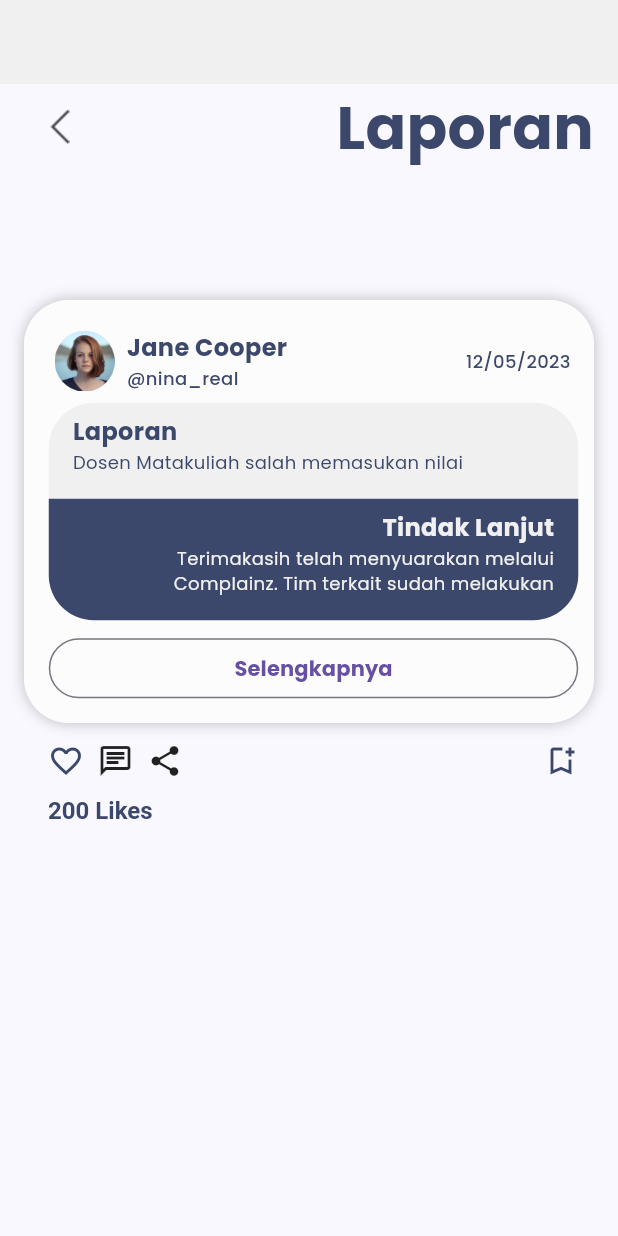
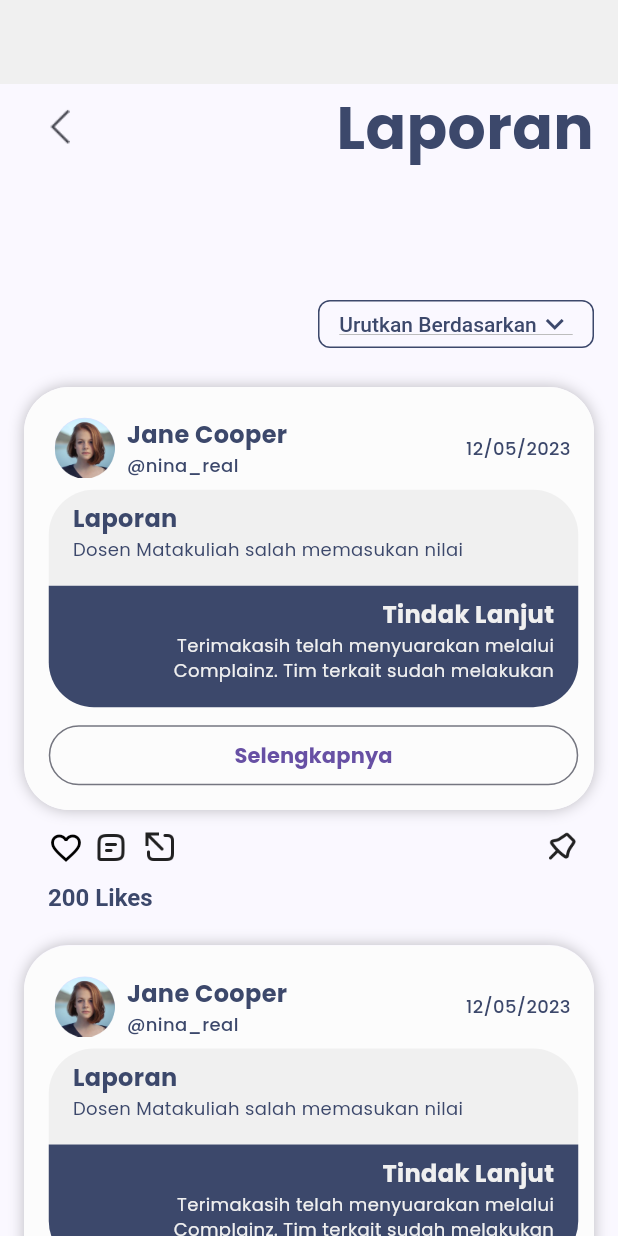
Before and after one commit to Capstone-Alta-19/flutter-ecomplaint, a Flutter app: the screen it shows after launch, on a phone screen of 412 x 824 dp. Run offline on Flutter 3.47's test engine with Material 2 defaults, Android fonts, the phone set to English and light mode, and no system bars; drawn by our look-alikes of like_button; our stand-ins replace introduction_screen.

Commit message:
Menambahkan dropdown button

```diff
--- a/lib/main.dart
+++ b/lib/main.dart
@@ -3,7 +3,6 @@ import 'package:flutter_ecomplaint/config/colors.dart';
 import 'package:flutter_ecomplaint/screen/isi_berita_laporan_page.dart';
 
 import 'package:flutter_ecomplaint/screen/splash_screen_page.dart';
-import 'package:flutter_ecomplaint/screen/tester.dart';
 
 void main() {
   runApp(const MyApp());
--- a/lib/screen/isi_berita_laporan_page.dart
+++ b/lib/screen/isi_berita_laporan_page.dart
@@ -1,10 +1,14 @@
 import 'package:flutter/material.dart';
 import 'package:flutter_ecomplaint/config/colors.dart';
 import 'package:flutter_ecomplaint/widget/custom_card.dart';
+import 'package:flutter_ecomplaint/widget/interaction_card.dart';
 import 'package:flutter_ecomplaint/widget/isi_laporan_item.dart';
 import 'package:flutter_ecomplaint/widget/profile_card.dart';
 import 'package:flutter_ecomplaint/widget/segment_title.dart';
+import 'package:flutter_ecomplaint/widget/selengkapnya_button.dart';
 import 'package:like_button/like_button.dart';
+
+List<String> list = <String>['Urutkan Berdasarkan', 'Terbaru', 'Terlama'];
 
 class IsiBeritaLaporanPage extends StatefulWidget {
   const IsiBeritaLaporanPage({super.key});
@@ -14,6 +18,7 @@ class IsiBeritaLaporanPage extends StatefulWidget {
 }
 
 class _IsiBeritaLaporanPageState extends State<IsiBeritaLaporanPage> {
+  String dropdownValue = list.first;
   @override
   Widget build(BuildContext context) {
     return Scaffold(
@@ -22,7 +27,6 @@ class _IsiBeritaLaporanPageState extends State<IsiBeritaLaporanPage> {
       ),
       body: SingleChildScrollView(
         child: SizedBox(
-          height: MediaQuery.of(context).size.height,
           width: MediaQuery.of(context).size.width,
           child: Center(
             child: Column(
@@ -30,6 +34,85 @@ class _IsiBeritaLaporanPageState extends State<IsiBeritaLaporanPage> {
                 const SegmentTitle(title: "Laporan"),
                 const SizedBox(
                   height: 87.0,
+                ),
+
+                Padding(
+                  padding: const EdgeInsets.only(right: 16.0),
+                  child: Flex(
+                    mainAxisAlignment: MainAxisAlignment.end,
+                    direction: Axis.horizontal,
+                    children: [
+                      Container(
+                        decoration: BoxDecoration(border: Border.all(width: 1, color: AppColors.primary), borderRadius: BorderRadius.circular(8)),
+                        width: 184,
+                        height: 32,
+                        child: Center(
+                          child: DropdownButton<String>(
+                            value: dropdownValue,
+                            icon: const Icon(color: AppColors.primary, Icons.expand_more),
+                            elevation: 16,
+                            style: const TextStyle(color: AppColors.font, fontSize: 14, fontWeight: FontWeight.w500),
+                            // underline: Container(
+                            //   height: 2,
+                            //   color: AppColors.primary,
+                            // ),
+                            onChanged: (String? value) {
+                              // This is called when the user selects an item.
+                              setState(() {
+                                dropdownValue = value!;
+                              });
+                            },
+                            items: list.map<DropdownMenuItem<String>>((String value) {
+                              return DropdownMenuItem<String>(
+                                value: value,
+                                child: Text(value),
+                              );
+                            }).toList(),
+                          ),
+                        ),
+                      ),
+                    ],
+                  ),
+                ),
+                const SizedBox(
+                  height: 26.0,
+                ),
+                //Isi berita laporan
+                Column(
+                  children: [
+                    Padding(
+                      padding: const EdgeInsets.only(left: 16, right: 16),
+                      child: CustomCard(
+                          child: Padding(
+                        padding: const EdgeInsets.only(
+                          left: 16.5,
+                          right: 10.5,
+                          top: 20.5,
+                          bottom: 12.5,
+                        ),
+                        child: Column(
+                          children: [
+                            const ProfileCard(
+                              avatar: "assets/logo/PP.png",
+                              name: "Jane Cooper",
+                              username: "@nina_real",
+                              tanggal: "12/05/2023",
+                            ),
+                            const SizedBox(height: 8),
+                            const IsiLaporanItem(
+                              laporan: "Dosen Matakuliah salah memasukan nilai",
+                              tanggapan: "Terimakasih telah menyuarakan melalui Complainz. Tim terkait sudah melakukan penyelidikan pada Dosen yang Bersangkutan",
+                            ),
+                            const SizedBox(height: 8),
+                            SelengkapnyaButton(onPressed: () {}),
+                          ],
+                        ),
+                      )),
+                    ),
+                    const SizedBox(height: 13.0),
+                    InteractionCard(),
+                    const SizedBox(height: 22.5),
+                  ],
                 ),
                 Padding(
                   padding: const EdgeInsets.only(left: 16, right: 16),
@@ -43,91 +126,21 @@ class _IsiBeritaLaporanPageState extends State<IsiBeritaLaporanPage> {
                     ),
                     child: Column(
                       children: [
-                        const ProfileCard(),
+                        ProfileCard(avatar: "assets/logo/PP.png", name: "Jane Cooper", username: "@nina_real", tanggal: "12/05/2023"),
                         const SizedBox(height: 8),
-                        const IsiLaporanItem(),
+                        const IsiLaporanItem(
+                          laporan: "Dosen Matakuliah salah memasukan nilai",
+                          tanggapan: "Terimakasih telah menyuarakan melalui Complainz. Tim terkait sudah melakukan penyelidikan pada Dosen yang Bersangkutan",
+                        ),
                         const SizedBox(height: 8),
-                        OutlinedButton(
-                          style: const ButtonStyle(fixedSize: MaterialStatePropertyAll(Size(double.maxFinite, 40))),
-                          onPressed: () {},
-                          child: const Text(
-                              style: TextStyle(
-                                fontSize: 14,
-                                fontWeight: FontWeight.w700,
-                                color: AppColors.fontsecondary,
-                              ),
-                              "Selengkapnya"),
-                        ),
+                        SelengkapnyaButton(onPressed: () {}),
                       ],
                     ),
                   )),
                 ),
                 const SizedBox(height: 13.0),
-                Padding(
-                    padding: const EdgeInsets.only(left: 32, right: 26),
-                    child: Column(
-                      crossAxisAlignment: CrossAxisAlignment.start,
-                      children: [
-                        Row(
-                          mainAxisAlignment: MainAxisAlignment.spaceBetween,
-                          children: [
-                            SizedBox(
-                              width: 90,
-                              child: Row(
-                                mainAxisAlignment: MainAxisAlignment.spaceBetween,
-                                children: [
-                                  LikeButton(
-                                    size: 24,
-                                    circleColor: const CircleColor(start: Colors.redAccent, end: Colors.redAccent),
-                                    bubblesColor: const BubblesColor(
-                                      dotPrimaryColor: Colors.redAccent,
-                                      dotSecondaryColor: Colors.redAccent,
-                                    ),
-                                    likeBuilder: (bool isLiked) {
-                                      return Icon(
-                                        isLiked ? Icons.favorite : Icons.favorite_outline,
-                                        color: isLiked ? Colors.redAccent : AppColors.primary,
-                                        size: 24,
-                                      );
-                                    },
-                                  ),
-                                  GestureDetector(
-                                    child: Icon(size: 24, Icons.chat_outlined),
-                                    onTap: () {},
-                                  ),
-                                  GestureDetector(
-                                    child: Icon(size: 24, Icons.share),
-                                    onTap: () {},
-                                  ),
-                                ],
-                              ),
-                            ),
-                            LikeButton(
-                              size: 24,
-                              circleColor: const CircleColor(start: AppColors.primary, end: AppColors.primary),
-                              bubblesColor: const BubblesColor(
-                                dotPrimaryColor: AppColors.primary,
-                                dotSecondaryColor: AppColors.primary,
-                              ),
-                              likeBuilder: (bool isBookmark) {
-                                return Icon(
-                                  isBookmark ? Icons.bookmark : Icons.bookmark_add_outlined,
-                                  color: isBookmark ? AppColors.primary : AppColors.primary,
-                                  size: 24,
-                                );
-                              },
-                            ),
-                          ],
-                        ),
-                        SizedBox(height: 12),
-                        RichText(
-                          text: const TextSpan(children: [
-                            TextSpan(style: TextStyle(fontSize: 16, fontWeight: FontWeight.w700, color: AppColors.font), text: "200 "),
-                            TextSpan(style: TextStyle(fontSize: 16, fontWeight: FontWeight.w700, color: AppColors.font), text: "Likes"),
-                          ]),
-                        )
-                      ],
-                    )),
+                InteractionCard(),
+                const SizedBox(height: 22.5),
               ],
             ),
           ),
--- a/lib/screen/tester.dart
+++ b/lib/screen/tester.dart
@@ -1,5 +1,4 @@
 import 'package:flutter/material.dart';
-import 'package:flutter_ecomplaint/config/colors.dart';
 
 class Tester extends StatefulWidget {
   const Tester({super.key});
@@ -41,20 +40,20 @@ class _TesterState extends State<Tester> {
                   },
                   child: const Text("Ubah state")),
               Builder(builder: (_) {
-                if (ditanggapi.isNotEmpty) {
-                  return Text("Text Aja");
-                } else if (ditanggapi.isEmpty) {
-                  return Text("Text ditanggapi");
-                } else if (ditanggapi.isEmpty) {
-                  return Text("Text foto");
-                } else if (ditanggapi.isEmpty) {
-                  return Text("Text Foto Ditanggapi");
-                } else if (ditanggapi.isEmpty) {
-                  return Text("Text Video");
-                } else if (ditanggapi.isEmpty) {
-                  return Text("Text vIDEO ditanggapi");
+                if (ditanggapi.isEmpty && foto.isEmpty && video.isEmpty) {
+                  return const Text("Text Aja");
+                } else if (ditanggapi.isNotEmpty && foto.isEmpty && video.isEmpty) {
+                  return const Text("Text ditanggapi");
+                } else if (ditanggapi.isEmpty && foto.isNotEmpty && video.isEmpty) {
+                  return const Text("Text foto");
+                } else if (ditanggapi.isNotEmpty && foto.isNotEmpty && video.isEmpty) {
+                  return const Text("Text Foto Ditanggapi");
+                } else if (ditanggapi.isEmpty && video.isNotEmpty && foto.isEmpty) {
+                  return const Text("Text Video");
+                } else if (ditanggapi.isNotEmpty && video.isNotEmpty && foto.isEmpty) {
+                  return const Text("Text vIDEO ditanggapi");
                 } else {
-                  return Text("Data kosong");
+                  return const Text("Data kosong");
                 }
               }),
             ],
--- /dev/null
+++ b/lib/widget/interaction_card.dart
@@ -0,0 +1,78 @@
+import 'package:flutter/material.dart';
+import 'package:like_button/like_button.dart';
+
+import '../config/colors.dart';
+
+class InteractionCard extends StatelessWidget {
+  const InteractionCard({super.key});
+
+  @override
+  Widget build(BuildContext context) {
+    return Padding(
+        padding: const EdgeInsets.only(left: 32, right: 26),
+        child: Column(
+          crossAxisAlignment: CrossAxisAlignment.start,
+          children: [
+            Row(
+              mainAxisAlignment: MainAxisAlignment.spaceBetween,
+              children: [
+                SizedBox(
+                  width: 90,
+                  child: Row(
+                    children: [
+                      LikeButton(
+                        size: 23,
+                        circleColor: const CircleColor(start: Colors.redAccent, end: Colors.redAccent),
+                        bubblesColor: const BubblesColor(
+                          dotPrimaryColor: Colors.redAccent,
+                          dotSecondaryColor: Colors.redAccent,
+                        ),
+                        likeBuilder: (bool isLiked) {
+                          return Icon(
+                            isLiked ? Icons.favorite : Icons.favorite_outline,
+                            color: isLiked ? Colors.redAccent : Colors.black,
+                            size: 24,
+                          );
+                        },
+                      ),
+                      Padding(
+                        padding: const EdgeInsets.only(left: 7.0, right: 9.0),
+                        child: InkWell(
+                          child: const ImageIcon(size: 24, AssetImage("assets/icons/Chat-alt.png")),
+                          onTap: () {},
+                        ),
+                      ),
+                      InkWell(
+                        child: const ImageIcon(size: 24, AssetImage("assets/icons/Out.png")),
+                        onTap: () {},
+                      ),
+                    ],
+                  ),
+                ),
+                LikeButton(
+                  size: 24,
+                  circleColor: const CircleColor(start: AppColors.primary, end: AppColors.primary),
+                  bubblesColor: const BubblesColor(
+                    dotPrimaryColor: AppColors.primary,
+                    dotSecondaryColor: AppColors.primary,
+                  ),
+                  likeBuilder: (bool isBookmark) {
+                    return ImageIcon(
+                      size: 24,
+                      AssetImage(isBookmark ? "assets/icons/Pin.png" : "assets/icons/Pin.png"),
+                    );
+                  },
+                ),
+              ],
+            ),
+            const SizedBox(height: 12),
+            RichText(
+              text: const TextSpan(children: [
+                TextSpan(style: TextStyle(fontSize: 16, fontWeight: FontWeight.w700, color: AppColors.font), text: "200 "),
+                TextSpan(style: TextStyle(fontSize: 16, fontWeight: FontWeight.w700, color: AppColors.font), text: "Likes"),
+              ]),
+            )
+          ],
+        ));
+  }
+}
--- a/lib/widget/isi_laporan_item.dart
+++ b/lib/widget/isi_laporan_item.dart
@@ -3,7 +3,9 @@ import 'package:flutter/material.dart';
 import '../config/colors.dart';
 
 class IsiLaporanItem extends StatelessWidget {
-  const IsiLaporanItem({super.key});
+  final String laporan;
+  final String tanggapan;
+  const IsiLaporanItem({super.key, required this.laporan, required this.tanggapan});
 
   @override
   Widget build(BuildContext context) {
@@ -21,9 +23,10 @@ class IsiLaporanItem extends StatelessWidget {
             padding: const EdgeInsets.fromLTRB(16, 8, 16, 16),
             child: Column(
               crossAxisAlignment: CrossAxisAlignment.start,
-              children: const [
-                Text(style: TextStyle(fontSize: 16, fontWeight: FontWeight.w700, color: AppColors.font), "Laporan"),
-                Text(style: TextStyle(fontSize: 12, fontWeight: FontWeight.w400, color: AppColors.font), "Dosen Matakuliah salah memasukan nilai"),
+              children: [
+                const Text(style: TextStyle(fontSize: 16, fontWeight: FontWeight.w700, color: AppColors.font), "Laporan"),
+                Text(style: const TextStyle(fontSize: 12, fontWeight: FontWeight.w400, color: AppColors.font), laporan),
+                // "Dosen Matakuliah salah memasukan nilai"
               ],
             ),
           ),
@@ -41,17 +44,18 @@ class IsiLaporanItem extends StatelessWidget {
             child: Flex(
               direction: Axis.vertical,
               crossAxisAlignment: CrossAxisAlignment.end,
-              children: const [
-                Text(
+              children: [
+                const Text(
                   style: TextStyle(fontSize: 16, fontWeight: FontWeight.w700, color: AppColors.secondary100),
                   textAlign: TextAlign.right,
                   "Tindak Lanjut",
                 ),
                 Text(
-                  style: TextStyle(fontSize: 12, fontWeight: FontWeight.w400, color: AppColors.secondary100),
+                  style: const TextStyle(fontSize: 12, fontWeight: FontWeight.w400, color: AppColors.secondary100),
                   maxLines: 2,
                   textAlign: TextAlign.right,
-                  "Terimakasih telah menyuarakan melalui Complainz. Tim terkait sudah melakukan penyelidikan pada Dosen yang Bersangkutan",
+                  tanggapan,
+                  //   "Terimakasih telah menyuarakan melalui Complainz. Tim terkait sudah melakukan penyelidikan pada Dosen yang Bersangkutan"
                 ),
               ],
             ),
--- a/lib/widget/profile_card.dart
+++ b/lib/widget/profile_card.dart
@@ -2,7 +2,12 @@ import 'package:flutter/material.dart';
 import '../config/colors.dart';
 
 class ProfileCard extends StatelessWidget {
-  const ProfileCard({super.key});
+  final String avatar;
+  final String username;
+  final String name;
+  final String tanggal;
+
+  const ProfileCard({super.key, required this.avatar, required this.username, required this.name, required this.tanggal});
 
   @override
   Widget build(BuildContext context) {
@@ -14,7 +19,7 @@ class ProfileCard extends StatelessWidget {
           Row(
             children: [
               CircleAvatar(
-                child: Image.asset(width: 40, "assets/logo/PP.png"),
+                child: Image.asset(width: 40, avatar),
               ),
               Padding(
                 padding: const EdgeInsets.only(left: 8.0),
@@ -22,33 +27,33 @@ class ProfileCard extends StatelessWidget {
                     width: 206,
                     child: Column(
                       crossAxisAlignment: CrossAxisAlignment.start,
-                      children: const [
+                      children: [
                         Text(
-                            style: TextStyle(
+                            style: const TextStyle(
                               color: AppColors.font,
                               fontSize: 16,
                               fontWeight: FontWeight.w700,
                             ),
-                            "Jane Cooper"),
+                            name),
                         Text(
-                            style: TextStyle(
+                            style: const TextStyle(
                               color: AppColors.font,
                               fontSize: 12,
                               fontWeight: FontWeight.w500,
                             ),
-                            "@nina_real"),
+                            username),
                       ],
                     )),
               ),
             ],
           ),
-          const Text(
-              style: TextStyle(
+          Text(
+              style: const TextStyle(
                 color: AppColors.font,
                 fontSize: 12,
                 fontWeight: FontWeight.w500,
               ),
-              "12/05/2023"),
+              tanggal),
         ],
       ),
     );
--- /dev/null
+++ b/lib/widget/selengkapnya_button.dart
@@ -0,0 +1,22 @@
+import 'package:flutter/material.dart';
+import '../config/colors.dart';
+
+class SelengkapnyaButton extends StatelessWidget {
+  final void Function() onPressed;
+  const SelengkapnyaButton({super.key, required this.onPressed});
+
+  @override
+  Widget build(BuildContext context) {
+    return OutlinedButton(
+      style: const ButtonStyle(fixedSize: MaterialStatePropertyAll(Size(double.maxFinite, 40))),
+      onPressed: onPressed,
+      child: const Text(
+          style: TextStyle(
+            fontSize: 14,
+            fontWeight: FontWeight.w700,
+            color: AppColors.fontsecondary,
+          ),
+          "Selengkapnya"),
+    );
+  }
+}
--- a/pubspec.yaml
+++ b/pubspec.yaml
@@ -68,6 +68,7 @@ flutter:
   assets:
   - assets/logo/
   - assets/icons/
+  - assets/images/
   # To add assets to your application, add an assets section, like this:
 
   #   - images/a_dot_burr.jpeg
```
Also changed, not shown: assets/icons/Chat-alt.png (added), assets/icons/Out.png (added), assets/icons/Pin.png (added), assets/images/image-thumb.png (added), assets/images/video-thumb.png (added).
